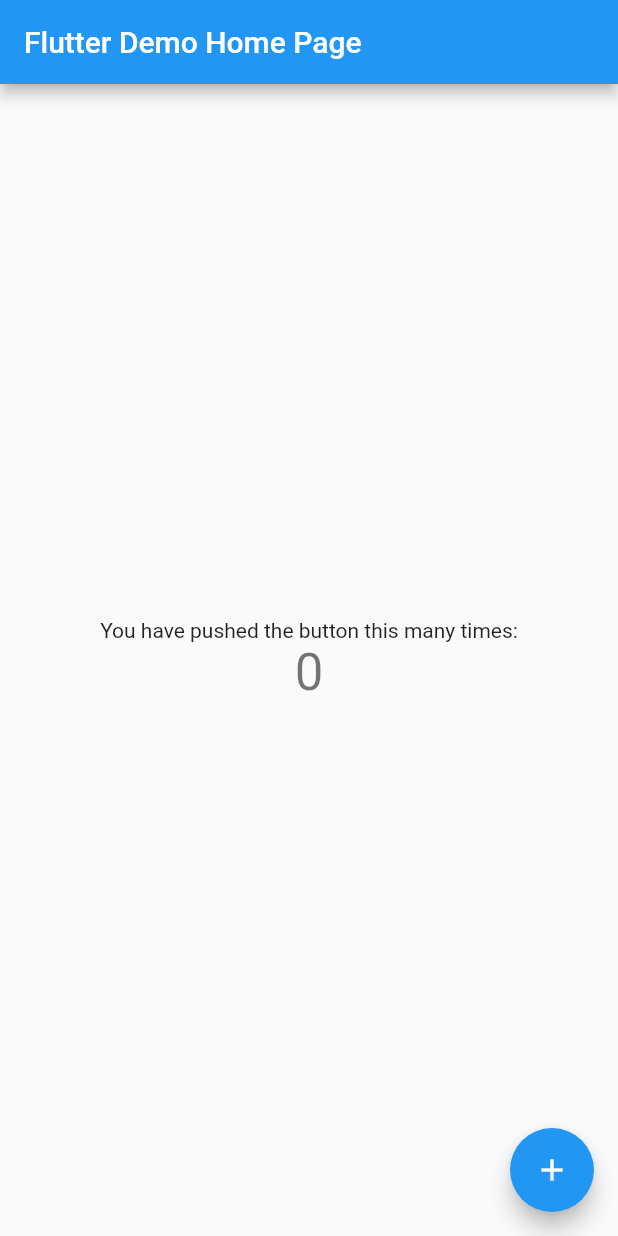
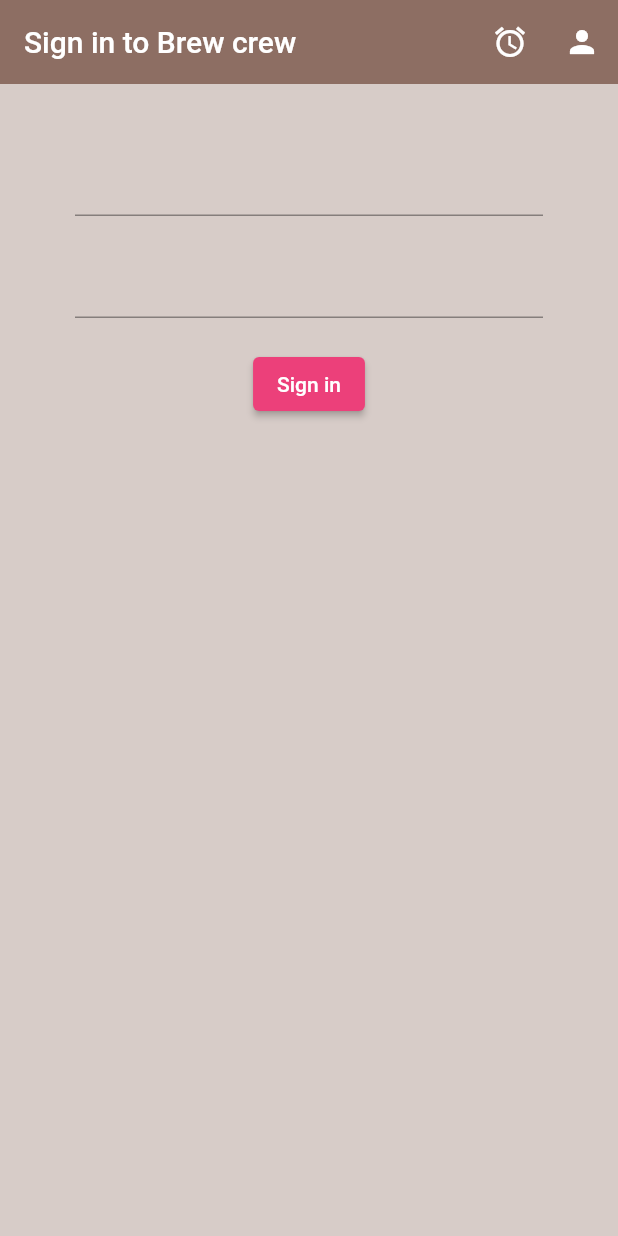
Before and after one commit to a14guguliye/firebaseflutterlearning, a Flutter app: the screen it shows after launch, on a phone screen of 412 x 824 dp. Run offline on Flutter 3.47's test engine with Material 2 defaults, Android fonts, the phone set to English and light mode, and no system bars; our stand-ins replace firebase_auth, firebase_core; accounts and stored records are empty.

```diff
--- a/lib/main.dart
+++ b/lib/main.dart
@@ -1,6 +1,13 @@
+import 'package:firebase_auth/firebase_auth.dart';
+import 'package:flutte_fire_learning/services/auth.dart';
+import 'package:flutte_fire_learning/wrapper.dart';
 import 'package:flutter/material.dart';
+import 'package:firebase_core/firebase_core.dart';
+import 'package:provider/provider.dart';
 
-void main() {
+void main() async {
+  WidgetsFlutterBinding.ensureInitialized();
+  await Firebase.initializeApp();
   runApp(const MyApp());
 }
 
@@ -24,92 +31,10 @@ class MyApp extends StatelessWidget {
         // is not restarted.
         primarySwatch: Colors.blue,
       ),
-      home: const MyHomePage(title: 'Flutter Demo Home Page'),
+      home: StreamProvider<User?>.value(
+          value: FirebaseAuth.instance.authStateChanges(),
+          initialData: null,
+          child: const Wrapper()),
     );
   }
 }
-
-class MyHomePage extends StatefulWidget {
-  const MyHomePage({Key? key, required this.title}) : super(key: key);
-
-  // This widget is the home page of your application. It is stateful, meaning
-  // that it has a State object (defined below) that contains fields that affect
-  // how it looks.
-
-  // This class is the configuration for the state. It holds the values (in this
-  // case the title) provided by the parent (in this case the App widget) and
-  // used by the build method of the State. Fields in a Widget subclass are
-  // always marked "final".
-
-  final String title;
-
-  @override
-  State<MyHomePage> createState() => _MyHomePageState();
-}
-
-class _MyHomePageState extends State<MyHomePage> {
-  int _counter = 0;
-
-  void _incrementCounter() {
-    setState(() {
-      // This call to setState tells the Flutter framework that something has
-      // changed in this State, which causes it to rerun the build method below
-      // so that the display can reflect the updated values. If we changed
-      // _counter without calling setState(), then the build method would not be
-      // called again, and so nothing would appear to happen.
-      _counter++;
-    });
-  }
-
-  @override
-  Widget build(BuildContext context) {
-    // This method is rerun every time setState is called, for instance as done
-    // by the _incrementCounter method above.
-    //
-    // The Flutter framework has been optimized to make rerunning build methods
-    // fast, so that you can just rebuild anything that needs updating rather
-    // than having to individually change instances of widgets.
-    return Scaffold(
-      appBar: AppBar(
-        // Here we take the value from the MyHomePage object that was created by
-        // the App.build method, and use it to set our appbar title.
-        title: Text(widget.title),
-      ),
-      body: Center(
-        // Center is a layout widget. It takes a single child and positions it
-        // in the middle of the parent.
-        child: Column(
-          // Column is also a layout widget. It takes a list of children and
-          // arranges them vertically. By default, it sizes itself to fit its
-          // children horizontally, and tries to be as tall as its parent.
-          //
-          // Invoke "debug painting" (press "p" in the console, choose the
-          // "Toggle Debug Paint" action from the Flutter Inspector in Android
-          // Studio, or the "Toggle Debug Paint" command in Visual Studio Code)
-          // to see the wireframe for each widget.
-          //
-          // Column has various properties to control how it sizes itself and
-          // how it positions its children. Here we use mainAxisAlignment to
-          // center the children vertically; the main axis here is the vertical
-          // axis because Columns are vertical (the cross axis would be
-          // horizontal).
-          mainAxisAlignment: MainAxisAlignment.center,
-          children: <Widget>[
-            const Text(
-              'You have pushed the button this many times:',
-            ),
-            Text(
-              '$_counter',
-              style: Theme.of(context).textTheme.headline4,
-            ),
-          ],
-        ),
-      ),
-      floatingActionButton: FloatingActionButton(
-        onPressed: _incrementCounter,
-        tooltip: 'Increment',
-        child: const Icon(Icons.add),
-      ), // This trailing comma makes auto-formatting nicer for build methods.
-    );
-  }
-}
--- /dev/null
+++ b/lib/models/user.dart
@@ -0,0 +1,5 @@
+class Users {
+  final String uid;
+
+  Users({required this.uid});
+}
--- a/lib/screens/authenticate/authenticate.dart
+++ b/lib/screens/authenticate/authenticate.dart
@@ -1,18 +1,30 @@
+import 'package:flutte_fire_learning/screens/authenticate/register.dart';
+import 'package:flutte_fire_learning/screens/authenticate/sign_in.dart';
 import 'package:flutter/material.dart';
 
-
 class Authenticate extends StatefulWidget {
-  const Authenticate({ Key? key }) : super(key: key);
+  const Authenticate({Key? key}) : super(key: key);
 
   @override
   _AuthenticateState createState() => _AuthenticateState();
 }
 
 class _AuthenticateState extends State<Authenticate> {
+  bool showSignIn = true;
+
+  void toggleView() {
+    setState(() {
+      showSignIn = !showSignIn;
+    });
+  }
+
   @override
   Widget build(BuildContext context) {
-    return Container(
-      child: const Text("Authenticate"),
-    );
+    // ignore: avoid_unnecessary_containers
+    if (showSignIn) {
+      return SignIn(toggleView: toggleView);
+    } else {
+      return Register(toggleView: toggleView);
+    }
   }
 }
--- /dev/null
+++ b/lib/screens/authenticate/sign_in.dart
@@ -0,0 +1,84 @@
+import 'package:flutte_fire_learning/screens/authenticate/test.dart';
+import 'package:flutte_fire_learning/services/auth.dart';
+import 'package:flutter/material.dart';
+
+class SignIn extends StatefulWidget {
+  final Function toggleView;
+
+  SignIn({required this.toggleView});
+  @override
+  _SignInState createState() => _SignInState();
+}
+
+class _SignInState extends State<SignIn> {
+  AuthService _auth = AuthService();
+  String? email;
+  String? password;
+
+  @override
+  Widget build(BuildContext context) {
+    return Scaffold(
+      backgroundColor: Colors.brown[100],
+      appBar: AppBar(
+        actions: [
+          IconButton(
+              onPressed: () {
+                Navigator.push(
+                  context,
+                  MaterialPageRoute(builder: (context) {
+                    return Test();
+                  }),
+                );
+              },
+              icon: const Icon(Icons.access_alarms)),
+          IconButton(
+              onPressed: () {
+                widget.toggleView();
+              },
+              icon: const Icon(Icons.person))
+        ],
+        backgroundColor: Colors.brown[400],
+        elevation: 0.0,
+        title: const Text("Sign in to Brew crew"),
+      ),
+      body: Container(
+        padding: const EdgeInsets.symmetric(vertical: 20, horizontal: 50),
+        child: Form(
+          child: Column(
+            children: <Widget>[
+              const SizedBox(
+                height: 20,
+              ),
+              TextFormField(
+                onChanged: (val) {
+                  email = val;
+                },
+              ),
+              const SizedBox(
+                height: 20,
+              ),
+              TextFormField(
+                obscureText: true,
+                onChanged: (val) {
+                  password = val;
+                },
+              ),
+              const SizedBox(
+                height: 20,
+              ),
+              ElevatedButton(
+                  style: ElevatedButton.styleFrom(
+                    primary: Colors.pink[400],
+                  ),
+                  onPressed: () async {
+                    print(email);
+                    print(password);
+                  },
+                  child: const Text("Sign in"))
+            ],
+          ),
+        ),
+      ),
+    );
+  }
+}
--- /dev/null
+++ b/lib/wrapper.dart
@@ -0,0 +1,23 @@
+import 'package:firebase_auth/firebase_auth.dart';
+import 'package:flutte_fire_learning/screens/authenticate/authenticate.dart';
+import 'package:flutte_fire_learning/screens/authenticate/sign_in.dart';
+import 'package:flutte_fire_learning/screens/home/home.dart';
+import 'package:flutter/material.dart';
+import 'package:provider/provider.dart';
+
+class Wrapper extends StatelessWidget {
+  const Wrapper({Key? key}) : super(key: key);
+
+  @override
+  Widget build(BuildContext context) {
+    final user = Provider.of<User?>(context);
+    print("user is $user");
+
+    ///return either home or authenticate widget
+    if (user == null) {
+      return const Authenticate();
+    } else {
+      return const Home();
+    }
+  }
+}
--- a/pubspec.yaml
+++ b/pubspec.yaml
@@ -36,6 +36,8 @@ dependencies:
   cupertino_icons: ^1.0.2
   firebase_auth: ^3.3.7
   cloud_firestore: ^3.1.8
+  firebase_core: ^1.12.0
+  provider: ^6.0.2
 
 dev_dependencies:
   flutter_test:
```
Also changed, not shown: lib/screens/authenticate/register.dart (added, +125 -0 lines), lib/screens/authenticate/test.dart (added, +35 -0 lines), lib/screens/home/home.dart (+20 -4 lines), lib/services/auth.dart (added, +43 -0 lines), pubspec.lock, 1 other file.
